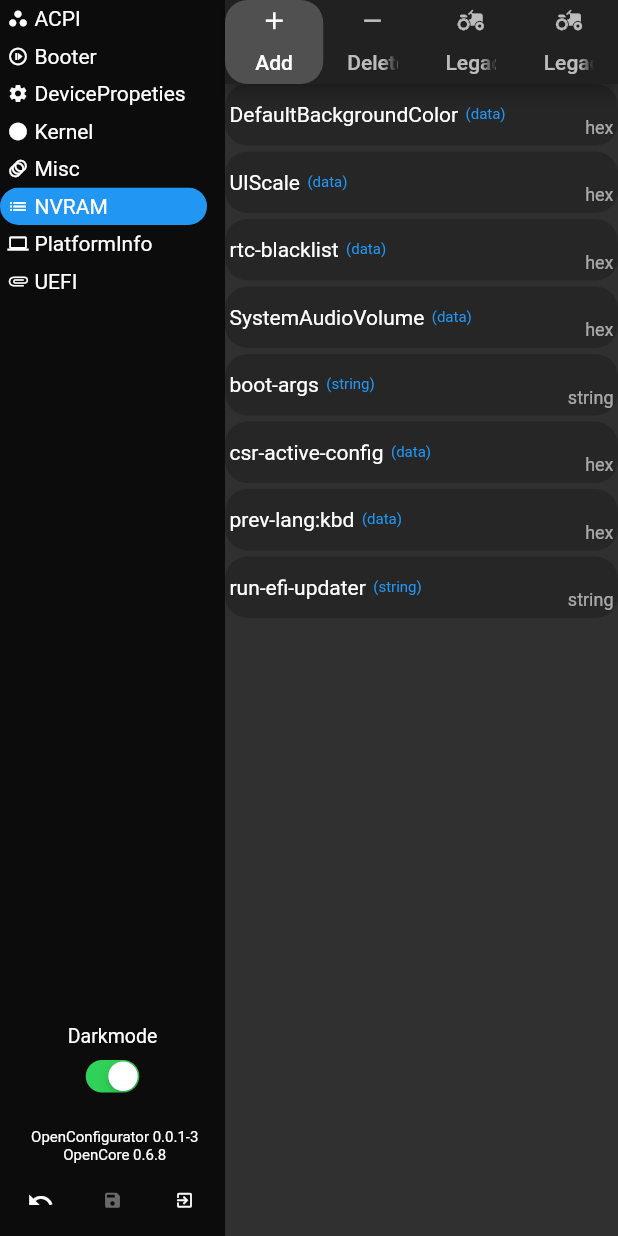
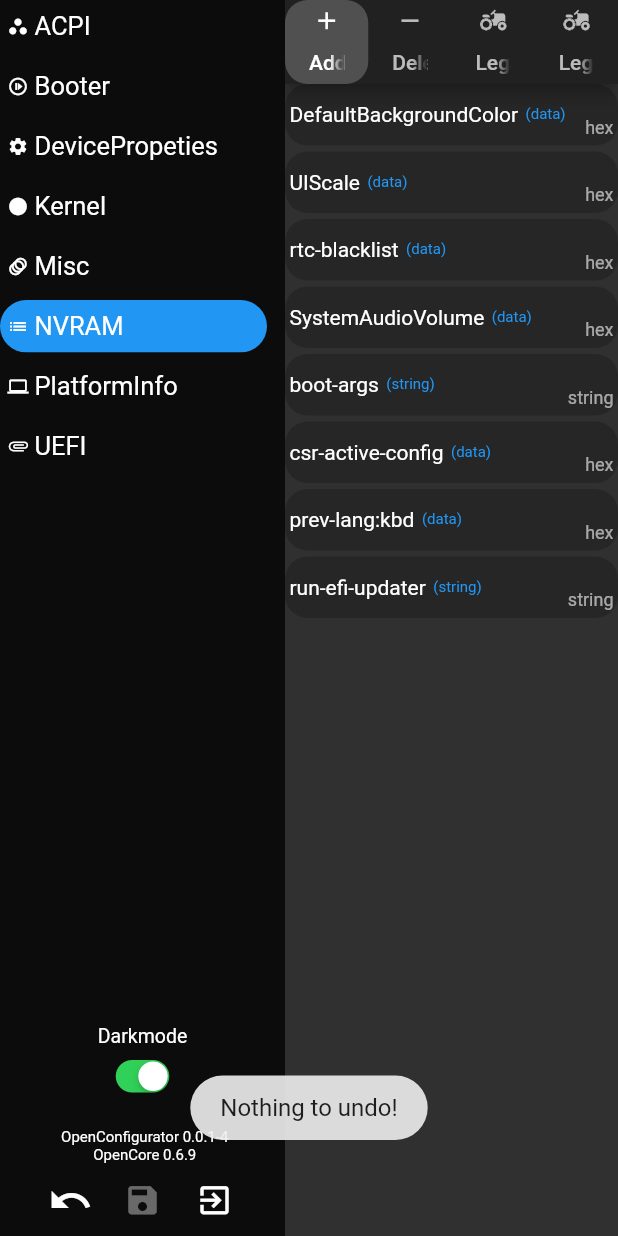
Before and after one commit to trueToastedCode/open_configurator, a Flutter app: the HomePage screen opened directly, after a tap on the "undo" icon, on a phone screen of 412 x 824 dp. Run offline on Flutter 3.47's test engine with Material 2 defaults, Android fonts, the phone set to English and light mode, and no system bars; our stand-ins replace fluttertoast, hex, permission_handler; missing offline and left inert: clipboard, desktop_window; statements that could not run were skipped.

Commit message:
OpenCore 0.6.9 Validation and Android support

```diff
--- a/lib/globals.dart
+++ b/lib/globals.dart
@@ -11,6 +11,8 @@
 bool isDark = true;
 Function changeColorMode;
 Function changeColorMode2;
+
+bool isMobile;
 
 PConfig pConfig;
 List<Function> undoList = [];
--- a/lib/main.dart
+++ b/lib/main.dart
@@ -11,6 +11,7 @@
   if (/*Platform.isWindows || */Platform.isLinux || Platform.isMacOS) {
     await DesktopWindow.setWindowSize(Size(900, 620));
   }
+  globals.isMobile = !(Platform.isWindows || Platform.isLinux || Platform.isMacOS);
   runApp(Main());
 }
 
--- a/lib/pages/home/home_page.dart
+++ b/lib/pages/home/home_page.dart
@@ -16,11 +16,14 @@
   @override
   Widget build(BuildContext context) {
     return Scaffold(
-      body: Row(
-        children: [
-          SideBar(setPage: _setPage, onSave: widget.onSave, onReset: widget.onReset),
-          Expanded(child: _page),
-        ],
+      resizeToAvoidBottomInset: false,
+      body: SafeArea(
+        child: Row(
+          children: [
+            SideBar(setPage: _setPage, onSave: widget.onSave, onReset: widget.onReset),
+            Expanded(child: _page),
+          ],
+        ),
       ),
     );
   }
--- a/lib/pages/home/sidebar.dart
+++ b/lib/pages/home/sidebar.dart
@@ -1,5 +1,6 @@
 import 'package:flutter/cupertino.dart';
 import 'package:flutter/material.dart';
+import 'package:fluttertoast/fluttertoast.dart';
 import 'package:open_configurator/pages/acpi/acpi_page.dart';
 import 'package:open_configurator/pages/booter/booter_page.dart';
 import 'package:open_configurator/pages/device_pops/device_props_page.dart';
@@ -9,6 +10,7 @@
 import 'package:open_configurator/pages/platform_info/platform_info_page.dart';
 import 'package:open_configurator/pages/uefi/uefi_page.dart';
 import 'package:open_configurator/globals.dart' as globals;
+
 
 class SideBar extends StatefulWidget {
   final Function setPage, onSave, onReset;
@@ -46,15 +48,16 @@
   @override
   Widget build(BuildContext context) {
     return Container(
-      width: 150,
+      width: globals.isMobile ? 190 : 150,
       height: double.infinity,
       color: globals.isDark ? Color(0xff0C0C0D) : null,
       child: Column(
         children: [
           ..._ENTRIES.keys.map((String key) => Container(
+            margin: globals.isMobile ? EdgeInsets.only(bottom: 5) : null,
             padding: EdgeInsets.only(right: 12),
             width: double.infinity,
-            height: 25,
+            height: globals.isMobile ? 35 : 25,
             child: ClipRRect(
               borderRadius: BorderRadius.circular(25),
               child: Material(
@@ -70,7 +73,7 @@
                       children: [
                         Icon(_ENTRIES[key], size: 14, color: globals.isDark ? Colors.white : Colors.black),
                         SizedBox(width: 4),
-                        Text(key, style: TextStyle(fontSize: 14, color: globals.isDark ? Colors.white : Colors.black))
+                        Text(key, style: TextStyle(fontSize: globals.isMobile ? 17 : 14, color: globals.isDark ? Colors.white : Colors.black))
                       ],
                     ),
                   ),
@@ -105,8 +108,8 @@
               Column(
                 crossAxisAlignment: CrossAxisAlignment.center,
                 children: [
-                  Text("OpenConfigurator 0.0.1-3", style: TextStyle(fontSize: 10)),
-                  Text("OpenCore 0.6.8", style: TextStyle(fontSize: 10)),
+                  Text("OpenConfigurator 0.0.1-4", style: TextStyle(fontSize: 10)),
+                  Text("OpenCore 0.6.9", style: TextStyle(fontSize: 10)),
                 ],
               ),
             ],
@@ -116,29 +119,57 @@
             children: [
               IconButton(
                 onPressed: () {
-                  if (globals.undoList.length != 0) {
-                    globals.undoList.last();
-                    globals.undoList.removeLast();
-                  }
+                  if (globals.undoList.length == 0) {
+                    Fluttertoast.showToast(
+                        msg: "Nothing to undo!",
+                        toastLength: Toast.LENGTH_SHORT,
+                        timeInSecForIosWeb: 1,
+                        fontSize: 16.0
+                    );
+                  }else undoDialog();
                 },
                 // icon: Icon(Icons.undo, size: 13),
-                icon: Icon(Icons.undo, size: 18),
+                icon: Icon(Icons.undo, size: globals.isMobile ? 30 : 18),
                 padding: EdgeInsets.all(0),
                 splashRadius: 12,
               ),
               IconButton(
                 onPressed: widget.onSave,
-                icon: Icon(Icons.save, size: 13),
+                icon: Icon(Icons.save, size: globals.isMobile ? 25 : 13),
                 padding: EdgeInsets.all(0),
                 splashRadius: 12,
               ),
               IconButton(
                 onPressed: resetDialog,
-                icon: Icon(Icons.exit_to_app, size: 13),
+                icon: Icon(Icons.exit_to_app, size: globals.isMobile ? 25 : 13),
                 padding: EdgeInsets.all(0),
                 splashRadius: 12,
               ),
             ],
+          ),
+        ],
+      ),
+    );
+  }
+
+  void undoDialog() {
+    showDialog(
+      context: context,
+      builder: (BuildContext context) => CupertinoAlertDialog(
+        title: Text("Undo"),
+        content: Text("Do you really want to undo the last change?", style: TextStyle(fontSize: 15)),
+        actions: <Widget>[
+          TextButton(
+            child: Text("No", style: TextStyle(color: Colors.red)),
+            onPressed: () => Navigator.of(context).pop(),
+          ),
+          TextButton(
+            child: Text("Yes", style: TextStyle(color: Colors.blue)),
+            onPressed: () {
+              Navigator.of(context).pop();
+              globals.undoList.last();
+              globals.undoList.removeLast();
+            },
           ),
         ],
       ),
--- a/lib/pages/nvram/nvram_legacy_schema_widget.dart
+++ b/lib/pages/nvram/nvram_legacy_schema_widget.dart
@@ -14,7 +14,7 @@
       crossAxisAlignment: CrossAxisAlignment.start,
       children: [
         StringArrayWidget(
-          width: 300,
+          width: 400,
           height: 200,
           getStringArray: () => globals.pConfig.pConfig["content"]["NVRAM"]["content"]["LegacySchema"]["content"]["7C436110-AB2A-4BBB-A880-FE41995C9F82"]["content"],
           setStringArray: (value) => globals.pConfig.pConfig["content"]["NVRAM"]["content"]["LegacySchema"]["content"]["7C436110-AB2A-4BBB-A880-FE41995C9F82"]["content"] = value,
--- a/lib/pages/nvram/nvram_page.dart
+++ b/lib/pages/nvram/nvram_page.dart
@@ -42,10 +42,10 @@
         ),
         body: TabBarView(
           children: [
-            NvramAddWidget(),
-            NvramDeleteWidget(),
-            NvramLegacyWidget(),
-            LegacySchemaWidget(),
+            SingleChildScrollView(child: NvramAddWidget()),
+            SingleChildScrollView(child: NvramDeleteWidget()),
+            SingleChildScrollView(child: NvramLegacyWidget()),
+            SingleChildScrollView(child: LegacySchemaWidget()),
           ],
         ),
       ),
--- a/pubspec.yaml
+++ b/pubspec.yaml
@@ -25,6 +25,8 @@
     sdk: flutter
   clipboard: ^0.1.3
   hex: ^0.2.0
+  permission_handler: ^8.0.0+2
+  fluttertoast: ^8.0.7
 
   # The following adds the Cupertino Icons font to your application.
   # Use with the CupertinoIcons class for iOS style icons.
```
Also changed, not shown: lib/pages/load_config_page.dart (+26 -1 lines), pubspec.lock, 63 other files.
